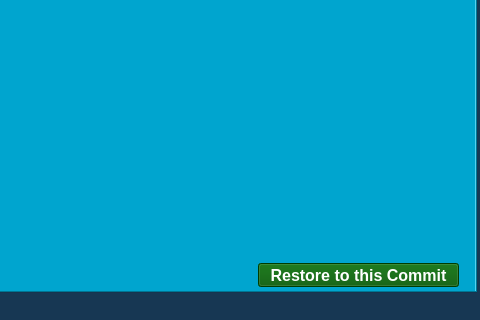
Before: the Qt Designer form gui/MainWindow.ui in Sam-Horner-42/CPPMiniVersionControl, drawn with Qt 5; both pictures show x 314 to 794 and y 277 to 597 of the 794 by 597 pixel window.
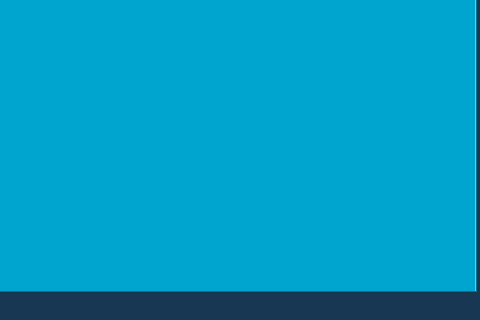
After: the same form once the commit is applied. The open tabs and pages were chosen to show the change. Icons and pictures are not drawn.

Commit message: Readded analytics engine for mano

```diff
--- a/gui/MainWindow.ui
+++ b/gui/MainWindow.ui
@@ -255,30 +255,6 @@
      <attribute name="title">
       <string>History</string>
      </attribute>
-     <widget class="QPushButton" name="restoreToCommit">
-      <property name="geometry">
-       <rect>
-        <x>320</x>
-        <y>480</y>
-        <width>201</width>
-        <height>24</height>
-       </rect>
-      </property>
-      <property name="font">
-       <font>
-        <family>Arial</family>
-        <pointsize>12</pointsize>
-        <bold>true</bold>
-       </font>
-      </property>
-      <property name="styleSheet">
-       <string notr="true">color: rgb(255, 255, 255);
-background-color: rgb(0, 85, 0);</string>
-      </property>
-      <property name="text">
-       <string>Restore to this Commit</string>
-      </property>
-     </widget>
     </widget>
     <widget class="QWidget" name="analytics">
      <attribute name="icon">
```
Left out of the diff: 2 changed lines with no effect on the pictures. The commit also changes 2 other files.
